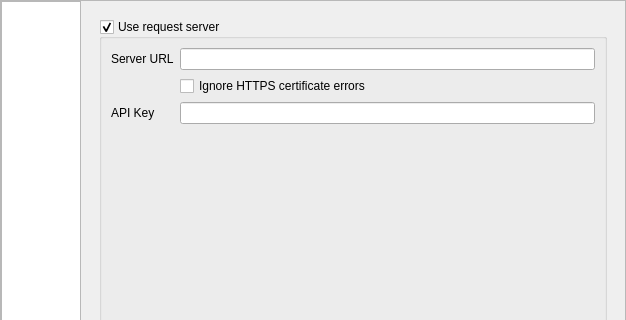
This is OpenKJ/dlgsettings.ui in OpenKJ/OpenKJ as Qt 5 draws it before an edit; both pictures show x 0 to 626 and y 0 to 320 of the 626 by 784 pixel window. The edited form follows.
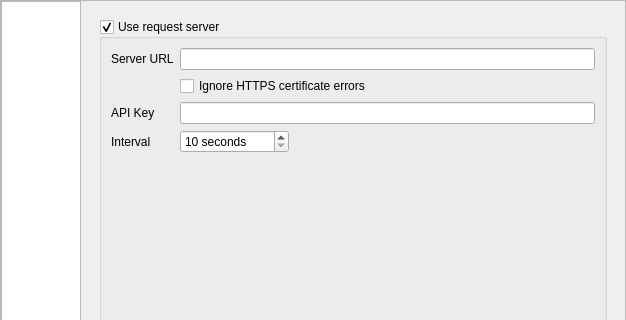
This is the edited form. The open tabs and pages were chosen to show the change. Icons and pictures are not drawn.

Commit message: Feature request - Make request server checkin interval configurable

Patch:
```diff
--- a/OpenKJ/dlgsettings.ui
+++ b/OpenKJ/dlgsettings.ui
@@ -861,10 +861,73 @@
                   </widget>
                  </item>
                  <item row="2" column="1">
-                  <widget class="QLineEdit" name="lineEditApiKey"/>
+                  <widget class="QLineEdit" name="lineEditApiKey">
+                   <property name="toolTip">
+                    <string>API key provided by the request server.  Can be blank if using a custom server that doesn't require a key.</string>
+                   </property>
+                  </widget>
+                 </item>
+                 <item row="3" column="0">
+                  <widget class="QLabel" name="label_22">
+                   <property name="text">
+                    <string>Interval</string>
+                   </property>
+                  </widget>
+                 </item>
+                 <item row="3" column="1">
+                  <layout class="QHBoxLayout" name="horizontalLayout_15">
+                   <property name="rightMargin">
+                    <number>50</number>
+                   </property>
+                   <item>
+                    <widget class="QSpinBox" name="spinBoxInterval">
+                     <property name="toolTip">
+                      <string>How often to check the server for new requests</string>
+                     </property>
+                     <property name="suffix">
+                      <string> seconds</string>
+                     </property>
+                     <property name="minimum">
+                      <number>10</number>
+                     </property>
+                     <property name="maximum">
+                      <number>10000</number>
+                     </property>
+                     <property name="singleStep">
+                      <number>10</number>
+                     </property>
+                    </widget>
+                   </item>
+                   <item>
+                    <spacer name="horizontalSpacer_11">
+                     <property name="orientation">
+                      <enum>Qt::Horizontal</enum>
+                     </property>
+                     <property name="sizeHint" stdset="0">
+                      <size>
+                       <width>40</width>
+                       <height>20</height>
+                      </size>
+                     </property>
+                    </spacer>
+                   </item>
+                  </layout>
                  </item>
                 </layout>
                </item>
+               <item>
+                <spacer name="verticalSpacer_3">
+                 <property name="orientation">
+                  <enum>Qt::Vertical</enum>
+                 </property>
+                 <property name="sizeHint" stdset="0">
+                  <size>
+                   <width>20</width>
+                   <height>40</height>
+                  </size>
+                 </property>
+                </spacer>
+               </item>
               </layout>
              </widget>
             </item>
```
Left out of the diff: 8 changed lines with no effect on the pictures. The commit also changes 6 other files.
